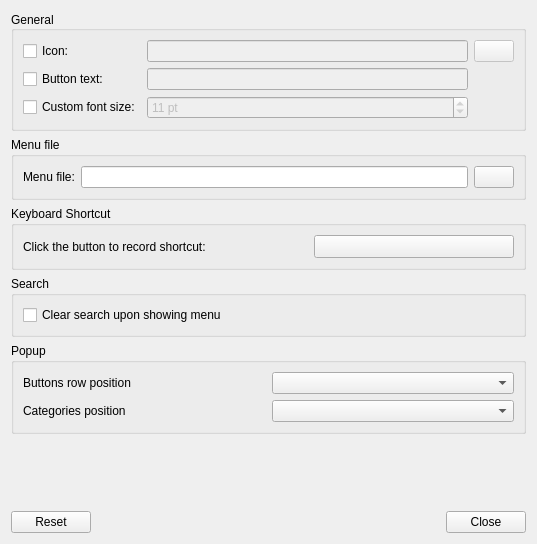
Above: plugin-fancymenu/lxqtfancymenuconfiguration.ui from lxqt/lxqt-panel before the change. Below: the same form after it.
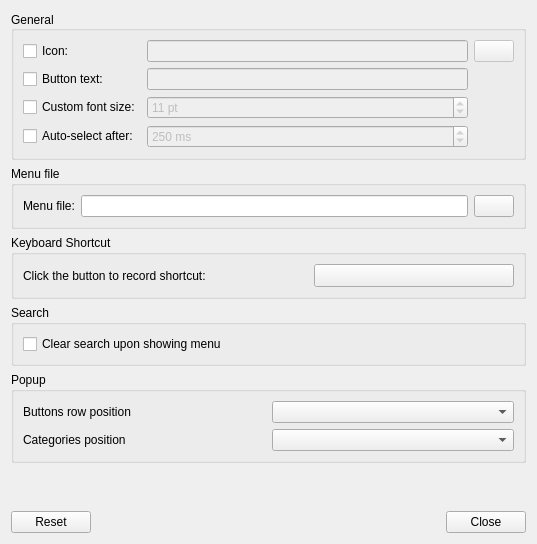
That is the form after the change. Custom widgets are drawn as their Qt base class.

Commit message:
Support auto-selection in Fancy Menu
The default is kept to be selection by clicking. The auto-selection delay can be set from 50 to 1000 ms, with its default being 250 ms (like in Qt menus).

```diff
--- a/plugin-fancymenu/lxqtfancymenuconfiguration.ui
+++ b/plugin-fancymenu/lxqtfancymenuconfiguration.ui
@@ -93,6 +93,35 @@
         </property>
        </widget>
       </item>
+      <item row="3" column="0">
+       <widget class="QCheckBox" name="autoSelCB">
+        <property name="text">
+         <string>Auto-select after:</string>
+        </property>
+       </widget>
+      </item>
+      <item row="3" column="1">
+       <widget class="QSpinBox" name="autoSelSB">
+        <property name="enabled">
+         <bool>false</bool>
+        </property>
+        <property name="suffix">
+         <string> ms</string>
+        </property>
+        <property name="minimum">
+         <number>50</number>
+        </property>
+        <property name="maximum">
+         <number>1000</number>
+        </property>
+        <property name="singleStep">
+         <number>50</number>
+        </property>
+        <property name="value">
+         <number>250</number>
+        </property>
+       </widget>
+      </item>
      </layout>
     </widget>
    </item>
```
Left out of the diff: 16 changed lines with no effect on the pictures. The commit also changes 4 other files.
